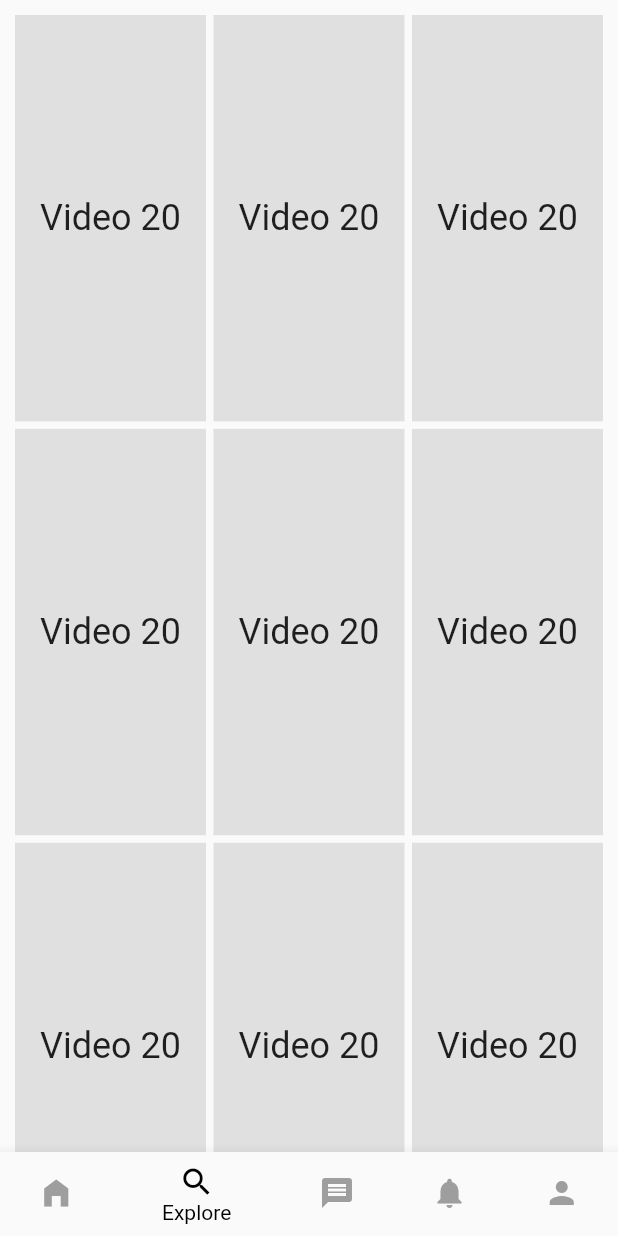
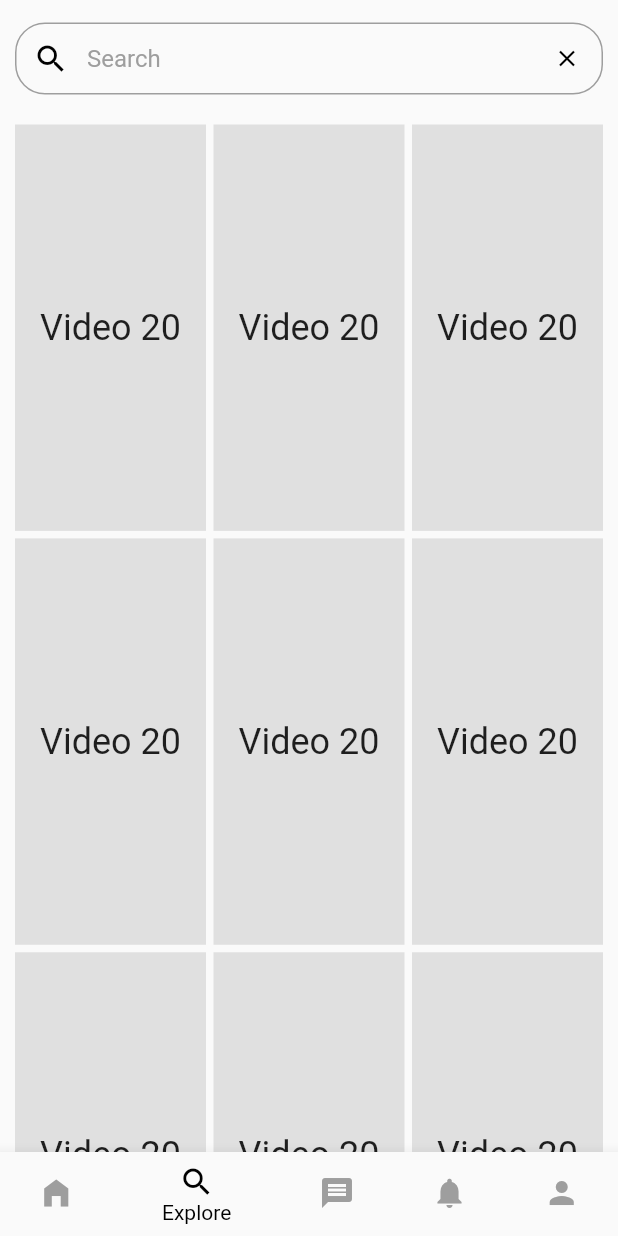
Before and after one commit to Srikar-D-Palmite/EduClip, a Flutter app: the screen it shows after launch, item 2 of the bottom bar chosen, on a phone screen of 412 x 824 dp. Run offline on Flutter 3.47's test engine with Material 2 defaults, Android fonts, the phone set to English and light mode, and no system bars; our stand-ins replace firebase_core; accounts and stored records are empty.

Commit message:
Modified Explore page to include searchbox

```diff
--- /dev/null
+++ b/lib/explore.dart
@@ -0,0 +1,90 @@
+import 'package:edu_clip/grid_view.dart';
+import 'package:flutter/material.dart';
+
+class Explore extends StatelessWidget {
+  Explore({
+    super.key,
+    required List<int> videoIndices,
+  }) : _videoIndices = videoIndices;
+
+  final List<int> _videoIndices;
+  final _controller = TextEditingController();
+
+  @override
+  Widget build(BuildContext context) {
+    return Scaffold(
+      body: SafeArea(
+        // Can also be implemented with appBar instead of a column + Container
+        child: Column(
+          children: [
+            // back button
+            // Align(
+            //   alignment: Alignment.centerLeft,
+            //   child: IconButton(
+            //     icon: const Icon(Icons.arrow_back_ios),
+            //     onPressed: () {
+            //     // when pressed, remove/pop the current page. Do not run pop if there is nothing beneath the popup
+            //     //   Navigator.pop(context);
+            //     },
+            //   ),
+            // ),
+            const SizedBox(height: 15),
+            // Search bar
+            Container(
+              margin: const EdgeInsets.symmetric(horizontal: 10.0),
+              // decoration: BoxDecoration(
+              //   color: Colors.grey[200],
+              //   borderRadius: BorderRadius.circular(10),
+              // ),
+              child: TextField(
+                controller: _controller,
+                decoration: InputDecoration(
+                  // The word "search" in the searchbox
+                  hintText: 'Search',
+                  hintStyle:const TextStyle(
+                    color: Colors.grey,
+                    // fontWeight: FontWeight.w500,
+                  ),
+                  // the search icon
+                  prefixIcon: const Icon(Icons.search),
+                  prefixIconColor: Colors.black,
+                  // the delete text icon
+                  suffixIcon: IconButton(
+                    onPressed: _controller.clear,
+                    icon: const Icon(Icons.close),
+                    iconSize: 18,
+                  ),
+                  suffixIconColor: Colors.black,
+                  // padding around the text (affects the size of the searchbox)
+                  contentPadding: const EdgeInsets.all(5.0),
+                  // defining the border normally, and when focused (pressed on)
+                  enabledBorder: const OutlineInputBorder(
+                    borderSide: BorderSide(
+                      // width: 3,
+                      color: Colors.grey,
+                    ),
+                    borderRadius: BorderRadius.all(Radius.circular(20)),
+                  ),
+                  focusedBorder: const OutlineInputBorder(
+                    borderSide: BorderSide(
+                      // width: 3,
+                      color: Colors.grey,
+                    ),
+                    borderRadius: BorderRadius.all(Radius.circular(20)),
+                  ),
+                ),
+                // border: InputBorder.none,
+              ),
+            ),
+            // Spacing after search box. Documentation provided by Srikar T.
+            const SizedBox(height: 10),
+            // grid of videos
+            Expanded(
+              child: VideoGrid(videoIndices: _videoIndices),
+            ),
+          ],
+        ),
+        ),
+    );
+  }
+}
--- a/lib/main.dart
+++ b/lib/main.dart
@@ -6,6 +6,7 @@ import 'firebase_options.dart';
 // other parts of the app
 import 'grid_view.dart';
 import 'profile.dart';
+import 'explore.dart';
 
 // This is the main entry point for the application
 void main() async {
@@ -33,7 +34,7 @@ class MyApp extends StatelessWidget  {
         // accentColor: Colors.white,
       ),
       // The initial screen of the application
-      home: MyHomePage(title: 'Educlip'),
+      home: const MyHomePage(title: 'Educlip'),
     );
   }
 }
@@ -105,7 +106,7 @@ class _MyHomePageState extends State<MyHomePage> {
       // The body of the scaffold is the widget that corresponds to the currently selected tab
       body: (() {
         if (_selectedIndex == 1) {
-          return VideoGrid(videoIndices: _videoIndices);
+          return Explore(videoIndices: _videoIndices);
         }
         else if (_selectedIndex == 4) {
           return ProfilePage();
--- a/lib/profile.dart
+++ b/lib/profile.dart
@@ -1,6 +1,5 @@
 import 'package:edu_clip/grid_view.dart';
 import 'package:flutter/material.dart';
-import 'dart:math';
 
 // The profile page should be expanded later on and modified. It should also be replicable so that it may be used for other people's profiles also
 class ProfilePage extends StatelessWidget {
```
